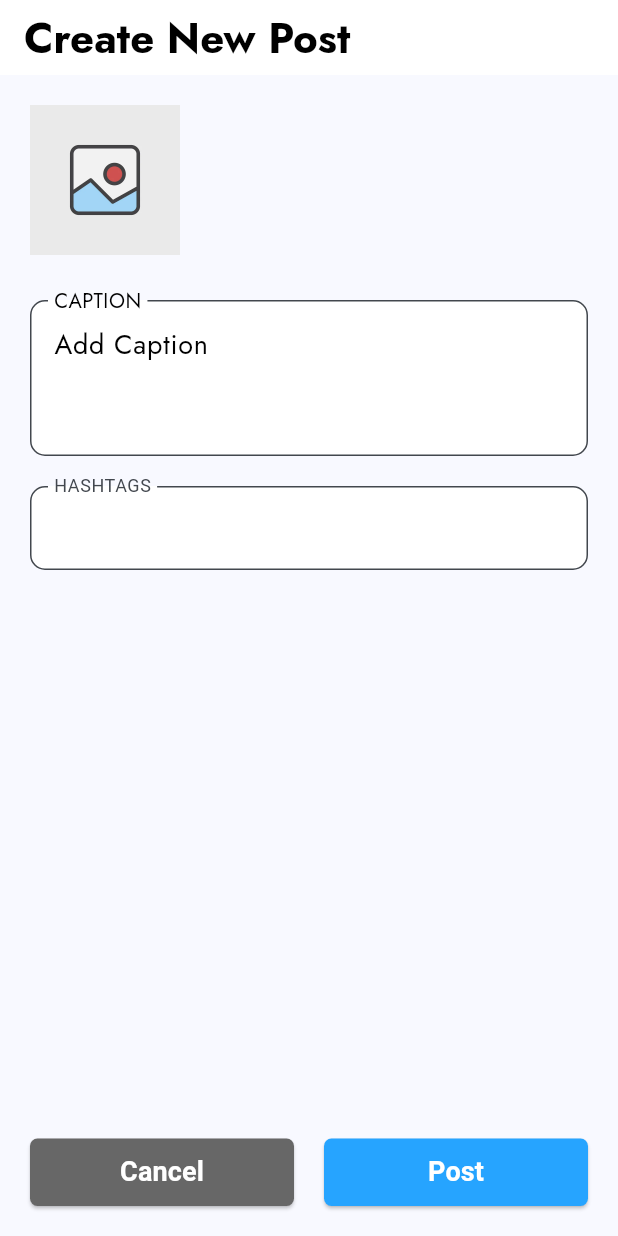
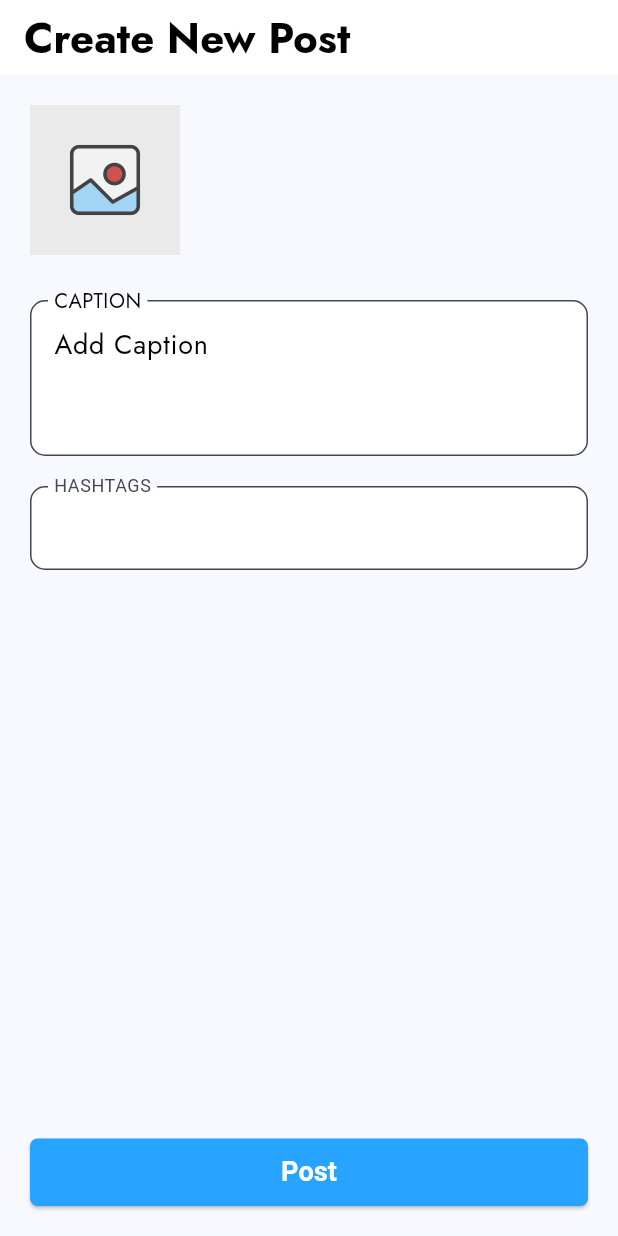
Before and after one commit to Wasim-Zaman/hobbyzhub_mobile, a Flutter app: the CreatePostScreen screen opened directly, on a phone screen of 412 x 824 dp. Run offline on Flutter 3.47's test engine with Material 3 defaults, Android fonts, the phone set to English and light mode, and no system bars; our stand-ins replace bloc, cached_network_image, flutter_bloc, flutter_screenutil, flutter_secure_storage, flutter_spinkit and 7 more; accounts and stored records are empty; network calls fail.

Commit message:
update the POST screen changes

```diff
--- a/lib/main.dart
+++ b/lib/main.dart
@@ -3,9 +3,8 @@ import 'package:flutter_bloc/flutter_bloc.dart';
 import 'package:flutter_screenutil/flutter_screenutil.dart';
 import 'package:hobbyzhub/constants/bloc_provider.dart';
 import 'package:hobbyzhub/global/themes/app_theme.dart';
-import 'package:hobbyzhub/views/bottom_nav_bar/main_tabs_screen.dart';
+import 'package:hobbyzhub/views/onboarding/onboarding_screen.dart';
 import 'package:hobbyzhub/views/splash_screen/splash_screen.dart';
-import 'package:hobbyzhub/views/welcome/welcome_screen.dart';
 import 'package:nb_utils/nb_utils.dart';
 import 'package:timeago/timeago.dart' as timeago;
 
--- a/lib/models/post_model/post_model.dart
+++ b/lib/models/post_model/post_model.dart
@@ -91,7 +91,7 @@ class Datum {
         caption: json["caption"],
         postTime: DateTime.parse(json["postTime"]),
         status: json["status"],
-        username: json["username"],
+        username: json["username"] ?? '',
         profileImage: json["profileImage"],
         hashTags: json["hashTags"] == null
             ? []
--- a/lib/views/post/create_post_screen.dart
+++ b/lib/views/post/create_post_screen.dart
@@ -226,7 +226,8 @@ class _CreatePostScreenState extends State<CreatePostScreen> {
                   ),
                   20.height,
                   // display the list of hash tags
-                  BlocBuilder<HashTagsBloc, HashTagsState>(
+                  Expanded(
+                    child: BlocBuilder<HashTagsBloc, HashTagsState>(
                       bloc: hashTagsBloc,
                       builder: (context, state) {
                         if (state is HashTagsStateSuccess) {
@@ -252,28 +253,11 @@ class _CreatePostScreenState extends State<CreatePostScreen> {
                         return Container();
                       },
                     ),
+                  ),
                   const Spacer(),
 
-                  Row(
-                    mainAxisAlignment: MainAxisAlignment.spaceBetween,
-                    children: [
-                      Expanded(
-                        child: PrimaryButtonWidget(
-                          caption: "Cancel",
-                          onPressed: () {
-                            captionController.clear();
-                            hashTagsController.clear();
-                            pickedFiles.clear();
-                            clear();
-                          },
-                          color: AppColors.darkGrey,
-                          circularRadius: 5,
-                          height: 45,
-                        ),
-                      ),
                   20.width,
-                      Expanded(
-                        child: PrimaryButtonWidget(
+                  PrimaryButtonWidget(
                     caption: "Post",
                     onPressed: () {
                       if (formKey.currentState!.validate()) {
@@ -292,9 +276,6 @@ class _CreatePostScreenState extends State<CreatePostScreen> {
                     circularRadius: 5,
                     height: 45,
                   ),
-                      ),
-                    ],
-                  ),
                 ],
               ),
             ),
```
Lines whose indentation alone changed are shown as unchanged.
